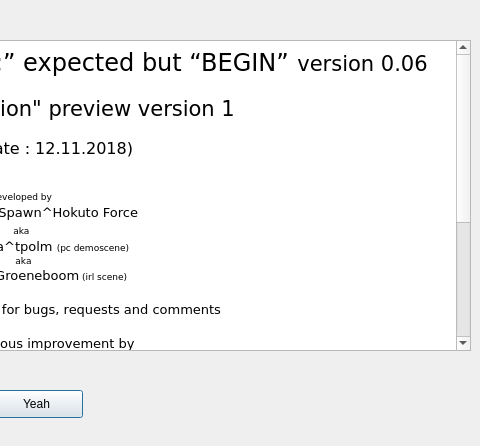
Old version of the form source/dialogabout.ui in the repository leuat/TRSE; both pictures show x 430 to 910 and y 0 to 446 of the 910 by 446 pixel window.
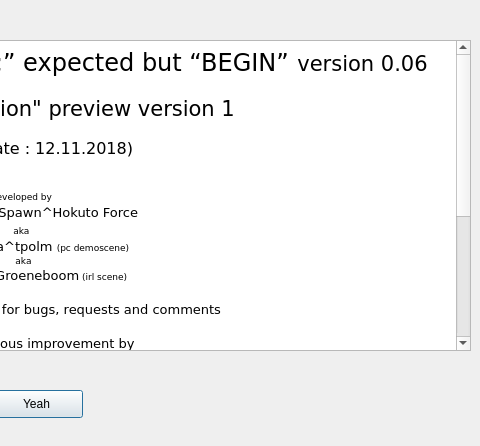
New version of the form. Icons and pictures are not drawn.

Patch:
```diff
--- a/source/dialogabout.ui
+++ b/source/dialogabout.ui
@@ -64,8 +64,9 @@
 &lt;p align=&quot;center&quot; style=&quot; margin-top:0px; margin-bottom:0px; margin-left:0px; margin-right:0px; -qt-block-indent:0; text-indent:0px;&quot;&gt;&lt;span style=&quot; font-weight:600;&quot;&gt;Pushead&lt;/span&gt;/Hokuto Force&lt;/p&gt;
 &lt;p align=&quot;center&quot; style=&quot;-qt-paragraph-type:empty; margin-top:0px; margin-bottom:0px; margin-left:0px; margin-right:0px; -qt-block-indent:0; text-indent:0px;&quot;&gt;&lt;br /&gt;&lt;/p&gt;
 &lt;p align=&quot;center&quot; style=&quot; margin-top:0px; margin-bottom:0px; margin-left:0px; margin-right:0px; -qt-block-indent:0; text-indent:0px;&quot;&gt;Big thanks to the following beta testers&lt;/p&gt;
-&lt;p align=&quot;center&quot; style=&quot; margin-top:0px; margin-bottom:0px; margin-left:0px; margin-right:0px; -qt-block-indent:0; text-indent:0px;&quot;&gt;Damian W.&lt;/p&gt;
+&lt;p align=&quot;center&quot; style=&quot; margin-top:0px; margin-bottom:0px; margin-left:0px; margin-right:0px; -qt-block-indent:0; text-indent:0px;&quot;&gt;Damian Woroch&lt;/p&gt;
 &lt;p align=&quot;center&quot; style=&quot; margin-top:0px; margin-bottom:0px; margin-left:0px; margin-right:0px; -qt-block-indent:0; text-indent:0px;&quot;&gt;Bones&lt;/p&gt;
+&lt;p align=&quot;center&quot; style=&quot; margin-top:0px; margin-bottom:0px; margin-left:0px; margin-right:0px; -qt-block-indent:0; text-indent:0px;&quot;&gt;Eric Majikeyric&lt;/p&gt;
 &lt;p align=&quot;center&quot; style=&quot; margin-top:0px; margin-bottom:0px; margin-left:0px; margin-right:0px; -qt-block-indent:0; text-indent:0px;&quot;&gt;Hawk&lt;/p&gt;
 &lt;p align=&quot;center&quot; style=&quot; margin-top:0px; margin-bottom:0px; margin-left:0px; margin-right:0px; -qt-block-indent:0; text-indent:0px;&quot;&gt;Eric G&lt;/p&gt;
 &lt;p align=&quot;center&quot; style=&quot; margin-top:0px; margin-bottom:0px; margin-left:0px; margin-right:0px; -qt-block-indent:0; text-indent:0px;&quot;&gt;Attila&lt;/p&gt;
```
